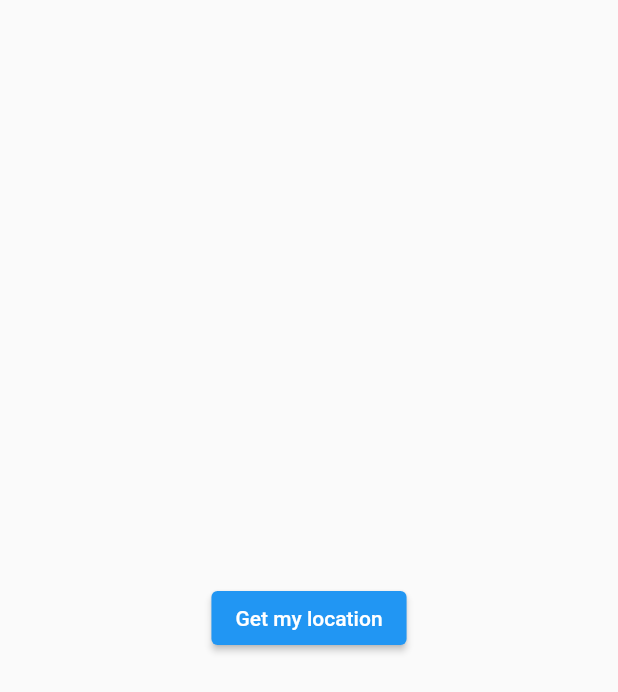
After one commit to MoonG7/studyflutter, a Flutter app: the Loading screen opened directly, after a tap on "Get my location", on a phone screen of 412 x 824 dp. The commit adds this screen. Shown: the top 692 px of the screen. Run offline on Flutter 3.47's test engine with Material 2 defaults, Android fonts, the phone set to English and light mode, and no system bars; our stand-ins replace fluttertoast, geolocator.

Commit message:
날씨앱 step1

```diff
--- a/lib/main.dart
+++ b/lib/main.dart
@@ -6,6 +6,8 @@ import 'containerTest.dart';
 import 'navigatorTest.dart';
 
 void main() {
+  print('MyApp');
+  Future.delayed(Duration(seconds: 1),()=> print('실행되나?'));
   runApp(const MyApp());
 }
 
--- /dev/null
+++ b/lib/weather/data/mylocation.dart
@@ -0,0 +1,21 @@
+import 'package:geolocator/geolocator.dart';
+
+class MyLocation {
+  late double latitude2;
+  late double longitude2;
+
+  Future<void> getMyCurrentLocation() async {
+    try {
+      LocationPermission permission = await Geolocator.requestPermission();
+
+      Position position = await Geolocator.getCurrentPosition(
+          desiredAccuracy: LocationAccuracy.high);
+      latitude2 = position.latitude;
+      longitude2 = position.longitude;
+      print(latitude2);
+      print(longitude2);
+    } catch (e) {
+      print('There was a problem with the internet connection. : $e');
+    }
+  }
+}
--- /dev/null
+++ b/lib/weather/data/network.dart
@@ -0,0 +1,18 @@
+import 'package:http/http.dart' as http;
+import 'dart:convert';
+
+class Network {
+  final String url;
+  Network(this.url);
+
+  Future<dynamic> getJsonData() async {
+
+    http.Response response = await http.get(Uri.parse(url));
+
+    if (response.statusCode == 200) {
+      String jsonData = response.body;
+      var parsingData = jsonDecode(jsonData);
+      return parsingData;
+    }
+  }
+}
--- /dev/null
+++ b/lib/weather/main.dart
@@ -0,0 +1,21 @@
+import 'package:flutter/material.dart';
+import 'package:nao/weather/screens/loading.dart';
+
+void main() {
+  runApp(Myapp());
+}
+
+class Myapp extends StatelessWidget {
+  const Myapp({Key? key}) : super(key: key);
+
+  @override
+  Widget build(BuildContext context) {
+    return MaterialApp(
+      title: 'Weather app',
+      theme: ThemeData(
+        primarySwatch: Colors.blue
+      ),
+      home: Loading(),
+    );
+  }
+}
--- /dev/null
+++ b/lib/weather/screens/loading.dart
@@ -0,0 +1,74 @@
+import 'package:flutter/material.dart';
+import 'package:nao/weather/data/mylocation.dart';
+import 'package:nao/weather/data/network.dart';
+import 'package:nao/weather/screens/weatherScreen.dart';
+
+const apiKey = '발급받은키 입력';
+
+class Loading extends StatefulWidget {
+  const Loading({Key? key}) : super(key: key);
+
+  @override
+  State<Loading> createState() => _LoadingState();
+}
+
+class _LoadingState extends State<Loading> {
+  late double latitude3;
+  late double longitude3;
+
+  @override
+  void initState() {
+    // TODO: implement initState
+    super.initState();
+    getLocation();
+  }
+
+  /*void fetchData() async {
+    Response response = await get(Uri.parse('https://samples.openweathermap.org/data/2.5/weather?q=London&appid=b1b15e88fa797225412429c1c50c122a1'));
+    if(response.statusCode == 200) {
+      String jsonData = response.body;
+      var myjson = jsonDecode(jsonData)['weather'][0]['description'];
+      print(myjson);
+
+      var wind = jsonDecode(jsonData)['wind']['speed'];
+      print(wind);
+
+      var id = jsonDecode(jsonData)['id'];
+      print(id);
+    }
+  }*/
+
+  void getLocation() async {
+    MyLocation myLocation = MyLocation();
+    await myLocation.getMyCurrentLocation();
+    latitude3 = myLocation.latitude2;
+    longitude3 = myLocation.longitude2;
+
+    Network network = Network('https://api.openweathermap.org/data/2.5/weather'
+        '?lat=$latitude3&lon=$longitude3&appid=$apiKey&units=metric');
+    //Network network = Network('https://samples.openweathermap.org/data/2.5/weather?q=London&appid=b1b15e88fa797225412429c1c50c122a1');
+    var weatherData = await network.getJsonData();
+
+    if (!mounted) return;
+
+    Navigator.push(context, MaterialPageRoute(builder: (context) {
+      return WeatherScreen(
+        parseWeatherData: weatherData,
+      );
+    }));
+  }
+
+  @override
+  Widget build(BuildContext context) {
+    return Scaffold(
+      body: Center(
+        child: ElevatedButton(
+          onPressed: () {
+            null;
+          },
+          child: Text('Get my location'),
+        ),
+      ),
+    );
+  }
+}
--- a/pubspec.yaml
+++ b/pubspec.yaml
@@ -35,6 +35,8 @@ dependencies:
   # Use with the CupertinoIcons class for iOS style icons.
   cupertino_icons: ^1.0.2
   fluttertoast: ^8.0.9
+  geolocator: ^9.0.0
+  http: ^0.13.4
 
 dev_dependencies:
   flutter_test:
```
Also changed, not shown: lib/weather/screens/weatherScreen.dart (added, +63 -0 lines), pubspec.lock, 2 other files.
